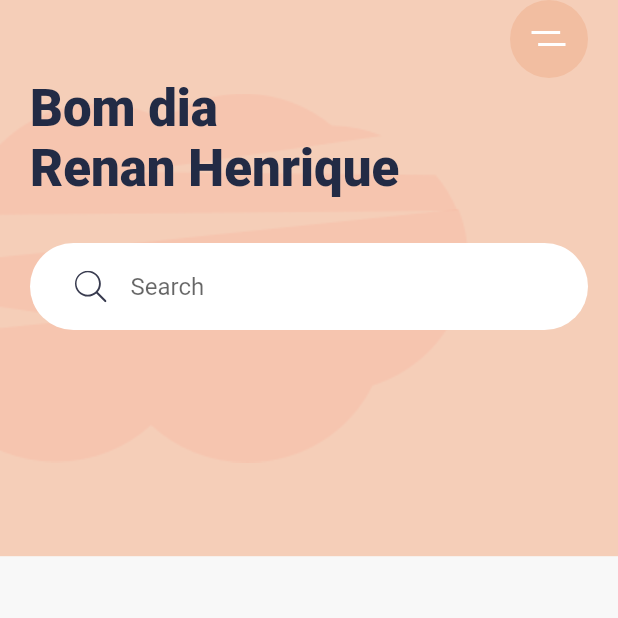
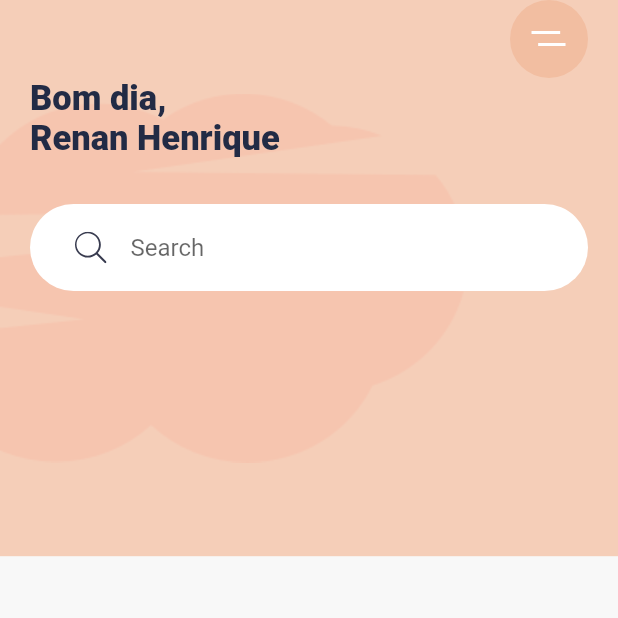
Before and after one commit to renamcomn/meditation_app, a Flutter app: the screen it shows after launch, on a phone screen of 412 x 824 dp, the top half of it. Run offline on Flutter 3.47's test engine with Material 2 defaults, Android fonts, the phone set to English and light mode, and no system bars; our stand-ins replace flutter_svg.

```diff
--- a/lib/pages/home_page.dart
+++ b/lib/pages/home_page.dart
@@ -40,7 +40,7 @@ class HomePage extends StatelessWidget {
                       child: SvgPicture.asset("assets/icons/menu.svg"),
                     ),
                   ),
-                  Text("Bom dia \nRenan Henrique", style: Theme.of(context).textTheme.display1!.copyWith(fontWeight: FontWeight.w900),),
+                  Text("Bom dia, \nRenan Henrique", style: Theme.of(context).textTheme.display1!.copyWith(fontSize: 23, fontWeight: FontWeight.w900),),
                   Container(
                     margin: EdgeInsets.symmetric(vertical: 30),
                     padding: EdgeInsets.symmetric(horizontal: 30, vertical: 5),
```
